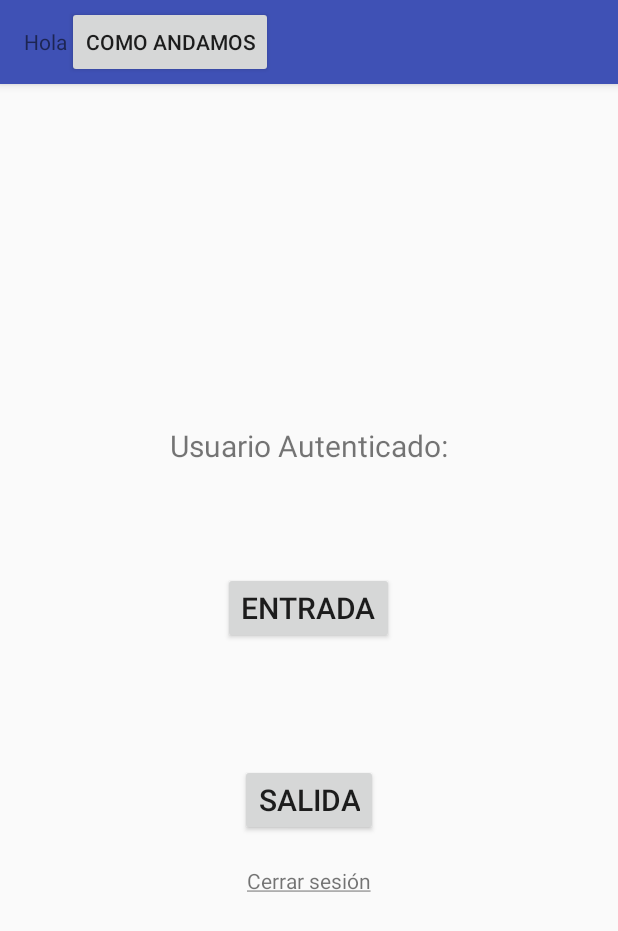
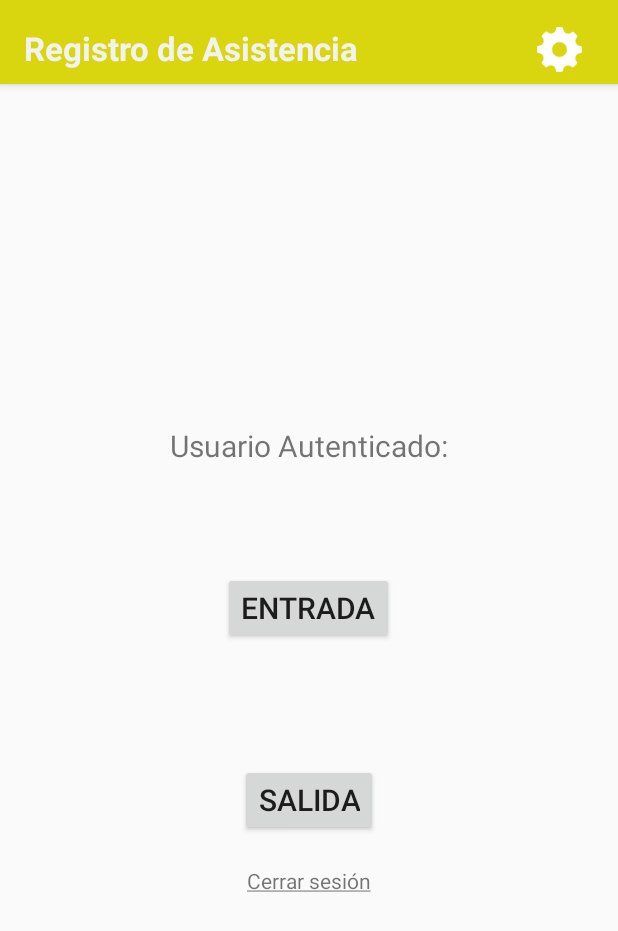
Before and after one commit to Loptt/remote-checkin-app, an Android app: the CheckInActivity screen opened directly, with no data from a screen before it, on a phone screen of 412 x 824 dp. Shown: the top 931 px of the screen. Run offline under Robolectric (Android 15) with nearby library versions, the phone set to English and light mode, and no system bars; our stand-ins replace Firebase (no records; nobody signed in at launch, a user with empty details on screens opened directly).

```diff
--- a/QualtecCheckIn/app/src/main/java/com/carlos/qualteccheckin/CheckInActivity.java
+++ b/QualtecCheckIn/app/src/main/java/com/carlos/qualteccheckin/CheckInActivity.java
@@ -12,10 +12,12 @@ import android.support.v4.content.PermissionChecker;
 import android.support.v7.app.AppCompatActivity;
 import android.support.v7.app.ActionBar;
 import android.os.Bundle;
+import android.util.Log;
 import android.view.LayoutInflater;
 import android.view.View;
 import android.view.ViewGroup;
 import android.widget.Button;
+import android.widget.ImageButton;
 import android.widget.TextView;
 import android.widget.Toast;
 
@@ -34,11 +36,17 @@ import com.google.android.gms.tasks.OnSuccessListener;
 import com.google.firebase.auth.FirebaseAuth;
 import com.google.firebase.auth.FirebaseUser;
 
-public class CheckInActivity extends AppCompatActivity{
+public class CheckInActivity extends AppCompatActivity implements View.OnClickListener{
 
     private final int CHECKING_IN = 1;
     private final int CHEKING_OUT = 2;
     private final int REQUEST_LOCATION = 3;
+
+    private Button enterButton;
+    private Button exitButton;
+    private TextView logoutText;
+    private ImageButton configButton;
+    private TextView usernameTextView;
 
     private  int statusSaver = 0;
 
@@ -56,20 +64,26 @@ public class CheckInActivity extends AppCompatActivity{
         super.onCreate(savedInstanceState);
         setContentView(R.layout.activity_check_in);
 
-        Button enterButton = (Button) findViewById(R.id.check_in_enter);
-        Button exitButton = (Button) findViewById(R.id.check_in_exit);
-        TextView logoutText = (TextView) findViewById(R.id.check_in_logout);
+        //Declare custom action bar
+        ActionBar actionBar = getSupportActionBar();
 
-        TextView usernameTextView = (TextView) findViewById(R.id.check_in_username);
+        //Find IDs for buttons
+        enterButton = (Button) findViewById(R.id.check_in_enter);
+        exitButton = (Button) findViewById(R.id.check_in_exit);
+        logoutText = (TextView) findViewById(R.id.check_in_logout);
+        usernameTextView = (TextView) findViewById(R.id.check_in_username);
 
+        //Get the firebase current user
         user = FirebaseAuth.getInstance().getCurrentUser();
 
         locationProviderClient = LocationServices.getFusedLocationProviderClient(this);
 
-        ActionBar actionBar = getSupportActionBar();
-
+        //Configure custom action bar
         LayoutInflater inflater = LayoutInflater.from(this);
         View customView = inflater.inflate(R.layout.action_bar_check_in,null);
+
+        //Find ID of config button in action bar
+        configButton = (ImageButton) customView.findViewById(R.id.action_bar_check_in_imgbutton);
 
         if (actionBar != null) {
             actionBar.setDisplayShowHomeEnabled(false);
@@ -94,9 +108,18 @@ public class CheckInActivity extends AppCompatActivity{
             }
         }
 
-        enterButton.setOnClickListener(new View.OnClickListener() {
-            @Override
-            public void onClick(View view) {
+        enterButton.setOnClickListener(this);
+        exitButton.setOnClickListener(this);
+        logoutText.setOnClickListener(this);
+        configButton.setOnClickListener(this);
+    }
+
+    @Override
+    public void onClick(View v) {
+        Intent intent;
+
+        switch (v.getId()) {
+            case R.id.check_in_enter:
                 if (user != null) {
                     Toast.makeText(CheckInActivity.this, "Entrada", Toast.LENGTH_SHORT).show();
                     checkIn(CHECKING_IN);
@@ -105,12 +128,10 @@ public class CheckInActivity extends AppCompatActivity{
                     //User not correctly authenticated
                     Toast.makeText(CheckInActivity.this, "Error de autenticacion", Toast.LENGTH_SHORT).show();
                 }
-            }
-        });
 
-        exitButton.setOnClickListener(new View.OnClickListener() {
-            @Override
-            public void onClick(View view) {
+                break;
+
+            case R.id.check_in_exit:
                 if (user != null) {
                     Toast.makeText(CheckInActivity.this, "Salida", Toast.LENGTH_SHORT).show();
                     checkIn(CHEKING_OUT);
@@ -119,18 +140,23 @@ public class CheckInActivity extends AppCompatActivity{
                     //User not correctly authenticated
                     Toast.makeText(CheckInActivity.this, "Error de autenticacion", Toast.LENGTH_SHORT).show();
                 }
-            }
-        });
 
-        logoutText.setOnClickListener(new View.OnClickListener() {
-            @Override
-            public void onClick(View v) {
+                break;
+
+            case R.id.check_in_logout:
                 FirebaseAuth.getInstance().signOut();
 
-                Intent intent = new Intent(CheckInActivity.this, MainActivity.class);
+                intent = new Intent(CheckInActivity.this, MainActivity.class);
                 startActivity(intent);
-            }
-        });
+
+                break;
+
+            case R.id.action_bar_check_in_imgbutton:
+                intent = new Intent(CheckInActivity.this, ConfigurationActivity.class);
+                startActivity(intent);
+
+                break;
+        }
     }
 
     private void checkIn(final int status) {
--- a/QualtecCheckIn/app/src/main/res/layout/action_bar_check_in.xml
+++ b/QualtecCheckIn/app/src/main/res/layout/action_bar_check_in.xml
@@ -1,6 +1,5 @@
 <?xml version="1.0" encoding="utf-8"?>
-<LinearLayout xmlns:android="http://schemas.android.com/apk/res/android"
-    android:orientation="horizontal"
+<RelativeLayout xmlns:android="http://schemas.android.com/apk/res/android"
     android:layout_width="match_parent"
     android:layout_height="match_parent"
     android:paddingEnd="8dp">
@@ -8,12 +7,22 @@
     <TextView
         android:layout_width="wrap_content"
         android:layout_height="wrap_content"
-        android:text="Hola"/>
+        android:text="@string/action_bar_title"
+        android:layout_alignParentStart="true"
+        android:textSize="22dp"
+        android:textColor="@color/colorActionBarTitle"
+        android:textStyle="bold"
+        android:paddingTop="9dp"/>
 
-    <Button
-        android:layout_width="wrap_content"
-        android:layout_height="wrap_content"
-        android:text="como andamos"
-        />
+    <ImageButton
+        android:id="@+id/action_bar_check_in_imgbutton"
+        android:layout_width="30dp"
+        android:layout_height="30dp"
+        android:layout_alignParentRight="true"
+        android:scaleType="fitCenter"
+        android:adjustViewBounds="true"
+        android:layout_marginTop="10dp"
+        android:background="@android:color/transparent"
+        android:src="@drawable/config_icon"/>
 
-</LinearLayout>
+</RelativeLayout>
--- a/QualtecCheckIn/app/src/main/res/values/colors.xml
+++ b/QualtecCheckIn/app/src/main/res/values/colors.xml
@@ -1,6 +1,7 @@
 <?xml version="1.0" encoding="utf-8"?>
 <resources>
-    <color name="colorPrimary">#3F51B5</color>
-    <color name="colorPrimaryDark">#303F9F</color>
+    <color name="colorPrimary">#d9d50e</color>
+    <color name="colorPrimaryDark">#bdc229</color>
     <color name="colorAccent">#FF4081</color>
+    <color name="colorActionBarTitle">#f2f2f2</color>
 </resources>
--- a/QualtecCheckIn/app/src/main/res/values/strings.xml
+++ b/QualtecCheckIn/app/src/main/res/values/strings.xml
@@ -10,4 +10,5 @@
     <string name="exit">Salida</string>
     <string name="register_here">¿Sin credenciales? <u>Registrate aqui</u></string>
     <string name="logout"><u>Cerrar sesión</u></string>
+    <string name="action_bar_title">Registro de Asistencia</string>
 </resources>
--- a/QualtecCheckIn/app/src/main/res/values/styles.xml
+++ b/QualtecCheckIn/app/src/main/res/values/styles.xml
@@ -8,4 +8,8 @@
         <item name="colorAccent">@color/colorAccent</item>
     </style>
 
+    <style name="ActionBarButton">
+
+    </style>
+
 </resources>
```
Also changed, not shown: QualtecCheckIn/app/src/main/AndroidManifest.xml (+6 -2 lines), QualtecCheckIn/app/src/main/java/com/carlos/qualteccheckin/ConfigurationActivity.java (added, +15 -0 lines), QualtecCheckIn/app/src/main/res/layout/activity_configuration.xml (added, +9 -0 lines), QualtecCheckIn/app/src/main/res/drawable/config_icon.png (added).
